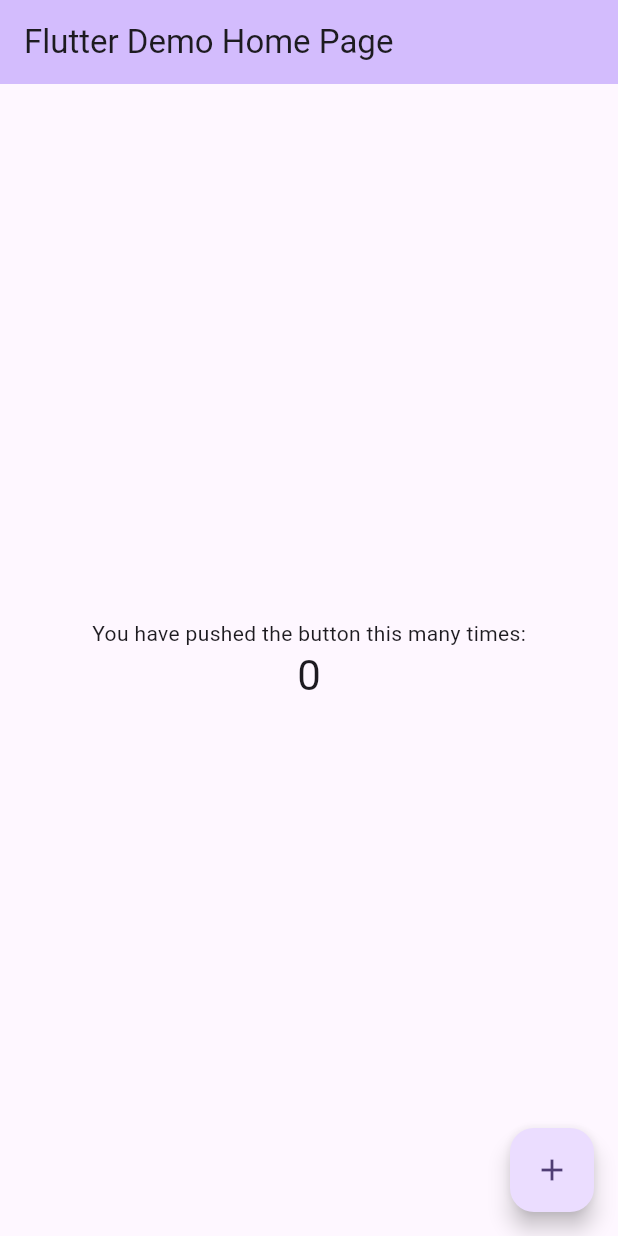
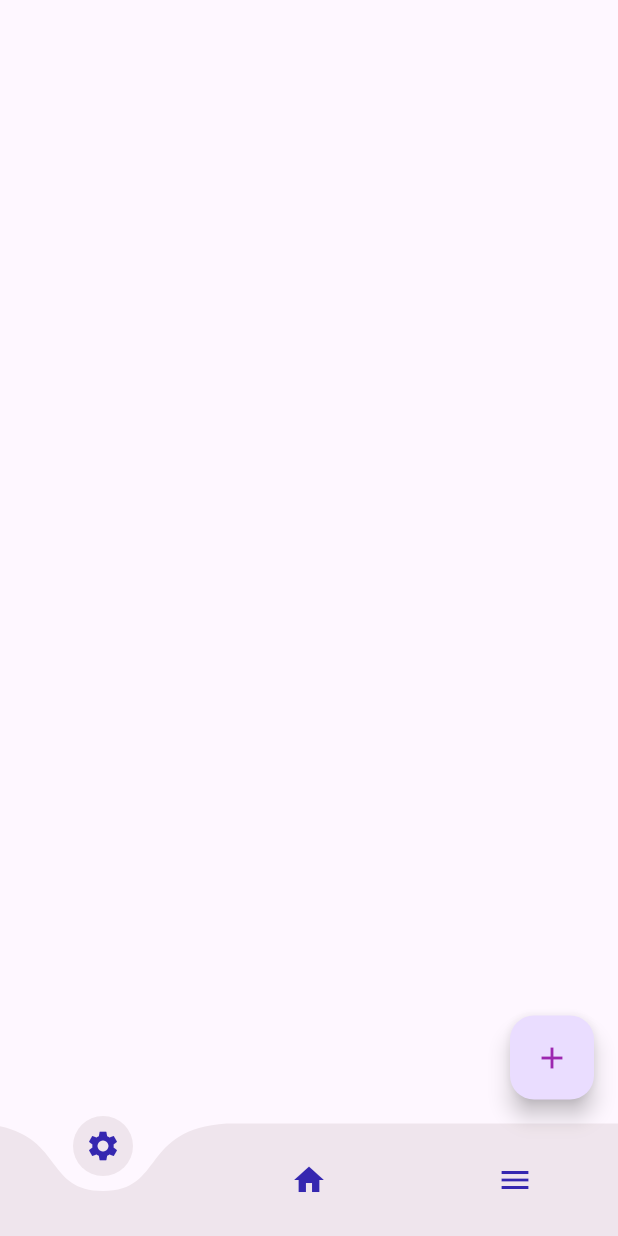
Before and after one commit to AliA5y/dialymath, a Flutter app: the screen it shows after launch, on a phone screen of 412 x 824 dp. Run offline on Flutter 3.47's test engine with Material 3 defaults, Android fonts, the phone set to English and light mode, and no system bars; drawn by our look-alikes of curved_navigation_bar.

Commit message:
add hive pakcage,createnavbar

```diff
--- a/lib/main.dart
+++ b/lib/main.dart
@@ -1,3 +1,7 @@
+import 'package:dialymath/widgets/coustm_navbar.dart';
+import 'package:dialymath/widgets/home_view.dart';
+import 'package:dialymath/widgets/menu_view.dart';
+import 'package:dialymath/widgets/setting_view.dart';
 import 'package:flutter/material.dart';
 
 void main() {
@@ -6,120 +10,27 @@
 
 class MyApp extends StatelessWidget {
   const MyApp({super.key});
-
-  // This widget is the root of your application.
   @override
   Widget build(BuildContext context) {
-    return MaterialApp(
-      title: 'Flutter Demo',
-      theme: ThemeData(
-        // This is the theme of your application.
-        //
-        // TRY THIS: Try running your application with "flutter run". You'll see
-        // the application has a purple toolbar. Then, without quitting the app,
-        // try changing the seedColor in the colorScheme below to Colors.green
-        // and then invoke "hot reload" (save your changes or press the "hot
-        // reload" button in a Flutter-supported IDE, or press "r" if you used
-        // the command line to start the app).
-        //
-        // Notice that the counter didn't reset back to zero; the application
-        // state is not lost during the reload. To reset the state, use hot
-        // restart instead.
-        //
-        // This works for code too, not just values: Most code changes can be
-        // tested with just a hot reload.
-        colorScheme: ColorScheme.fromSeed(seedColor: Colors.deepPurple),
-        useMaterial3: true,
-      ),
-      home: const MyHomePage(title: 'Flutter Demo Home Page'),
+    return const MaterialApp(
+      debugShowCheckedModeBanner: false,
+      home: Navbar(),
+
+
+      // routes:{
+      //    'Homeview'   :(context) => const Homeview(),
+      //    'Menu'   :(context) => const Menu(),
+      //    'Settingview':(context) => const Setting(),
+      //    'Navbar'     :(context) => const  Navbar(),
+      //   // 'Saturday'   :(context) => const Saturday(),
+      //   // 'Friday'     :(context) => const Friday(),
+      //   // 'Sunday'     :(context) => const Sunday(),
+      //   // 'Monday'     :(context) => const Monday(),
+      //   // 'Tuesday'    :(context) => const Tuesday(),
+      //   // 'Wednesday'  :(context) => const Wednesday(),
+      //   // 'Thursday'   :(context) => const Thursday(),
+      //   },
+      //   initialRoute:'Navbar',
     );
   }
 }
-
-class MyHomePage extends StatefulWidget {
-  const MyHomePage({super.key, required this.title});
-
-  // This widget is the home page of your application. It is stateful, meaning
-  // that it has a State object (defined below) that contains fields that affect
-  // how it looks.
-
-  // This class is the configuration for the state. It holds the values (in this
-  // case the title) provided by the parent (in this case the App widget) and
-  // used by the build method of the State. Fields in a Widget subclass are
-  // always marked "final".
-
-  final String title;
-
-  @override
-  State<MyHomePage> createState() => _MyHomePageState();
-}
-
-class _MyHomePageState extends State<MyHomePage> {
-  int _counter = 0;
-
-  void _incrementCounter() {
-    setState(() {
-      // This call to setState tells the Flutter framework that something has
-      // changed in this State, which causes it to rerun the build method below
-      // so that the display can reflect the updated values. If we changed
-      // _counter without calling setState(), then the build method would not be
-      // called again, and so nothing would appear to happen.
-      _counter++;
-    });
-  }
-
-  @override
-  Widget build(BuildContext context) {
-    // This method is rerun every time setState is called, for instance as done
-    // by the _incrementCounter method above.
-    //
-    // The Flutter framework has been optimized to make rerunning build methods
-    // fast, so that you can just rebuild anything that needs updating rather
-    // than having to individually change instances of widgets.
-    return Scaffold(
-      appBar: AppBar(
-        // TRY THIS: Try changing the color here to a specific color (to
-        // Colors.amber, perhaps?) and trigger a hot reload to see the AppBar
-        // change color while the other colors stay the same.
-        backgroundColor: Theme.of(context).colorScheme.inversePrimary,
-        // Here we take the value from the MyHomePage object that was created by
-        // the App.build method, and use it to set our appbar title.
-        title: Text(widget.title),
-      ),
-      body: Center(
-        // Center is a layout widget. It takes a single child and positions it
-        // in the middle of the parent.
-        child: Column(
-          // Column is also a layout widget. It takes a list of children and
-          // arranges them vertically. By default, it sizes itself to fit its
-          // children horizontally, and tries to be as tall as its parent.
-          //
-          // Column has various properties to control how it sizes itself and
-          // how it positions its children. Here we use mainAxisAlignment to
-          // center the children vertically; the main axis here is the vertical
-          // axis because Columns are vertical (the cross axis would be
-          // horizontal).
-          //
-          // TRY THIS: Invoke "debug painting" (choose the "Toggle Debug Paint"
-          // action in the IDE, or press "p" in the console), to see the
-          // wireframe for each widget.
-          mainAxisAlignment: MainAxisAlignment.center,
-          children: <Widget>[
-            const Text(
-              'You have pushed the button this many times:',
-            ),
-            Text(
-              '$_counter',
-              style: Theme.of(context).textTheme.headlineMedium,
-            ),
-          ],
-        ),
-      ),
-      floatingActionButton: FloatingActionButton(
-        onPressed: _incrementCounter,
-        tooltip: 'Increment',
-        child: const Icon(Icons.add),
-      ), // This trailing comma makes auto-formatting nicer for build methods.
-    );
-  }
-}
--- /dev/null
+++ b/lib/widgets/coustm_navbar.dart
@@ -0,0 +1,49 @@
+
+import 'package:curved_navigation_bar/curved_navigation_bar.dart';
+import 'package:dialymath/widgets/home_view.dart';
+import 'package:dialymath/widgets/menu_view.dart';
+import 'package:dialymath/widgets/setting_view.dart';
+import 'package:flutter/material.dart';
+
+class Navbar extends StatefulWidget{
+  const Navbar({super.key});
+
+  @override
+  State<Navbar> createState() => _NavbarState();
+}
+class _NavbarState extends State<Navbar> {
+    int slectedindex=0;
+     List<Widget>screens=[
+       const     Menu(),
+       const Homeview(),
+       const  Setting(),
+   ];
+  @override
+  Widget build(BuildContext context) {
+
+      return Scaffold(
+         body: screens[slectedindex],
+         bottomNavigationBar:
+         CurvedNavigationBar(
+          backgroundColor: Colors.transparent,
+          color:const Color.fromARGB(255, 110, 74, 74).withOpacity(0.1),
+          animationDuration: const Duration(milliseconds: 300),
+          items:
+       const  [
+            Icon(Icons.settings,
+            color: Color.fromARGB(255, 53, 39, 176)),
+            Icon(Icons.home,
+            color: Color.fromARGB(255, 53, 39, 176)),
+            Icon(Icons.menu,
+            color: Color.fromARGB(255,53, 39, 176))
+           ],
+           onTap: (i){
+            setState((){
+              slectedindex=i;
+            });
+           },
+          ),
+          );
+
+  }
+}
--- /dev/null
+++ b/lib/widgets/menu_view.dart
@@ -0,0 +1,22 @@
+import 'package:flutter/material.dart';
+class Menu extends StatelessWidget {
+  const Menu({super.key});
+  @override
+  Widget build(BuildContext context) {
+    return  Scaffold(
+       floatingActionButton: FloatingActionButton(
+            onPressed: (){
+              showModalBottomSheet(context: context, builder: (context){
+                return const Column();
+              });
+            },
+            child: const Icon(Icons.add,color: Colors.purple,),
+            ),
+            body: const Column() ,
+
+
+
+
+    );
+  }
+}
--- a/pubspec.yaml
+++ b/pubspec.yaml
@@ -35,6 +35,11 @@ dependencies:
   # The following adds the Cupertino Icons font to your application.
   # Use with the CupertinoIcons class for iOS style icons.
   cupertino_icons: ^1.0.8
+  hive: ^2.2.3
+  hive_flutter: ^1.1.0
+  hive_generator: ^2.0.1
+  curved_navigation_bar: ^1.0.6
+  bloc: ^8.1.4
 
 dev_dependencies:
   flutter_test:
@@ -46,6 +51,7 @@ dev_dependencies:
   # package. See that file for information about deactivating specific lint
   # rules and activating additional ones.
   flutter_lints: ^4.0.0
+  build_runner: ^2.4.12
 
 # For information on the generic Dart part of this file, see the
 # following page: https://dart.dev/tools/pub/pubspec
```
Also changed, not shown: lib/widgets/home_view.dart (added, +25 -0 lines), lib/widgets/setting_view.dart (added, +22 -0 lines), pubspec.lock, 1 other file.
